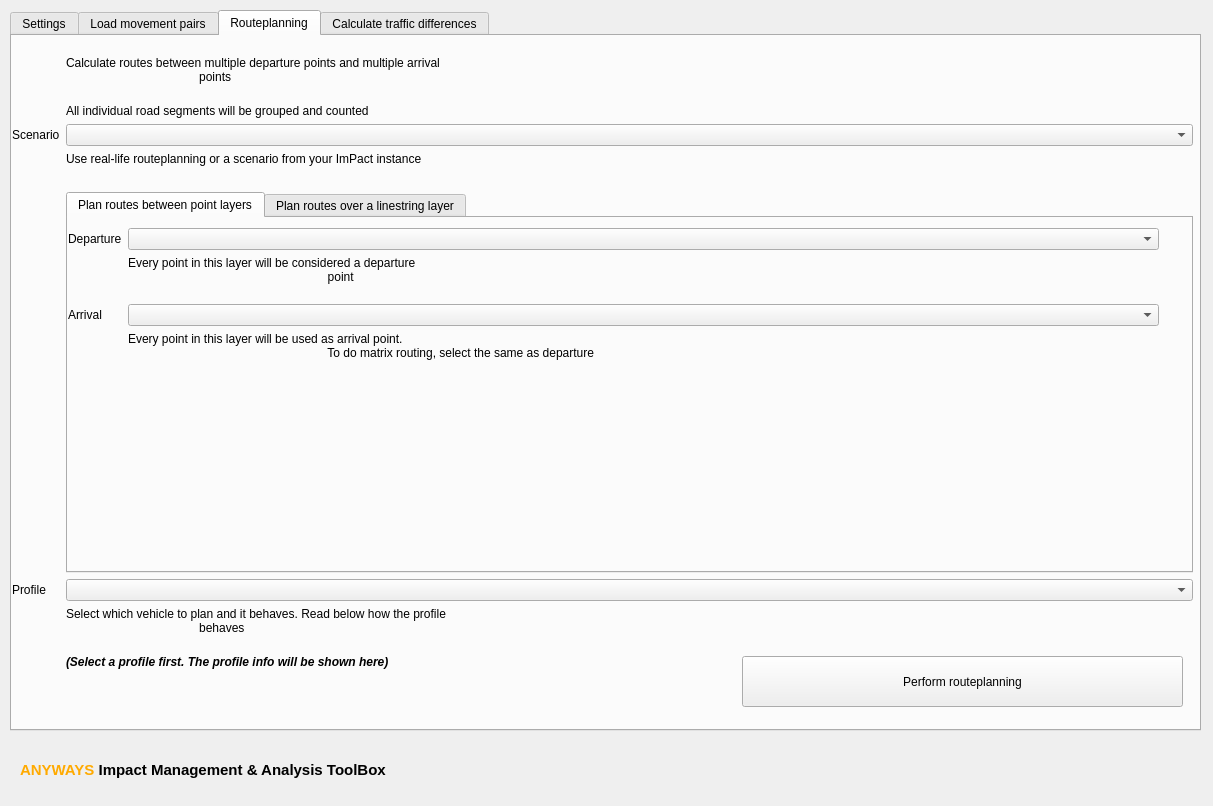
This is ImPact_toolbox_dialog_base.ui in anyways-open/impact-qgis-plugin as Qt 5 draws it before an edit. The edited form follows.
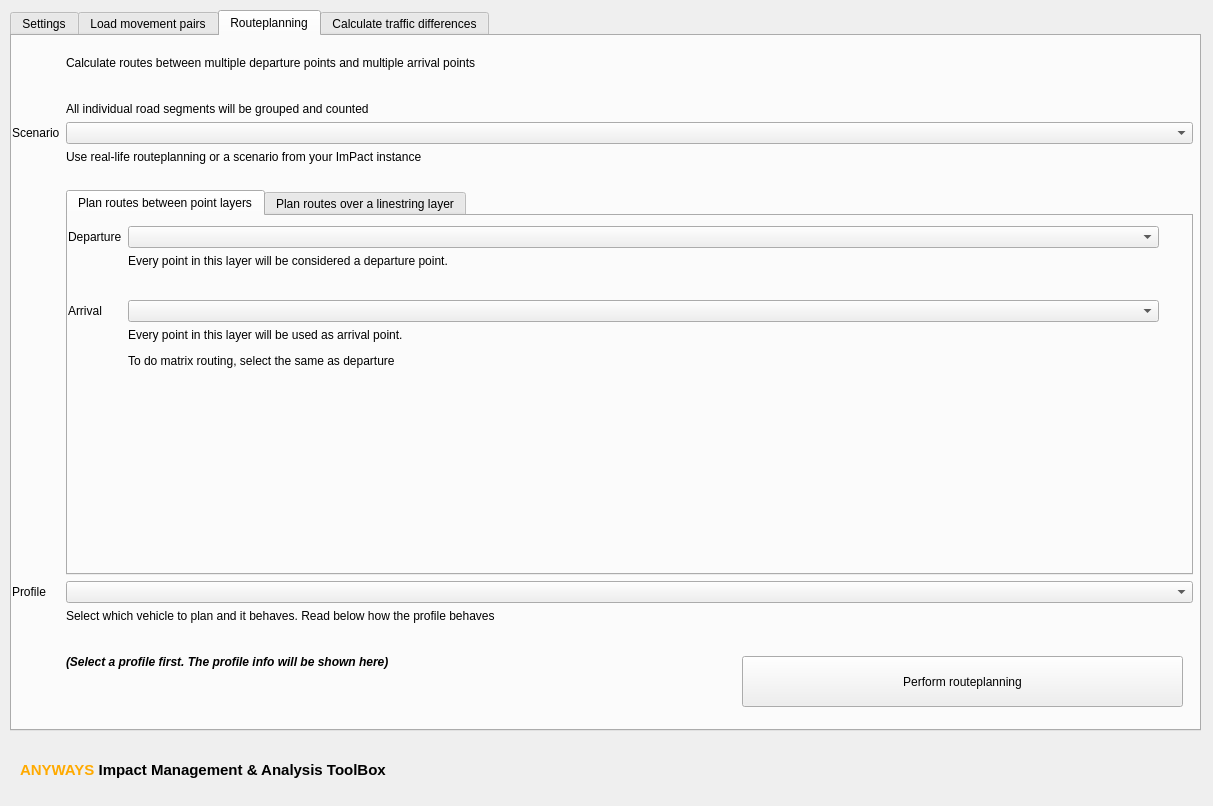
This is the edited form. The open tabs and pages were chosen to show the change. Custom widgets are drawn as their Qt base class.

Patch:
```diff
--- a/ImPact_toolbox_dialog_base.ui
+++ b/ImPact_toolbox_dialog_base.ui
@@ -400,9 +400,7 @@
       <item row="1" column="1">
        <widget class="QLabel" name="label_15">
         <property name="text">
-         <string>Calculate routes between multiple departure points and multiple arrival
-                                        points
-                                    </string>
+         <string>&lt;html&gt;&lt;head/&gt;&lt;body&gt;&lt;p&gt;Calculate routes between multiple departure points and multiple arrival points&lt;/p&gt;&lt;p/&gt;&lt;/body&gt;&lt;/html&gt;</string>
         </property>
        </widget>
       </item>
@@ -450,9 +448,7 @@
       <item row="8" column="1">
        <widget class="QLabel" name="label_10">
         <property name="text">
-         <string>Select which vehicle to plan and it behaves. Read below how the profile
-                                        behaves
-                                    </string>
+         <string>&lt;html&gt;&lt;head/&gt;&lt;body&gt;&lt;p&gt;Select which vehicle to plan and it behaves. Read below how the profile behaves&lt;/p&gt;&lt;p/&gt;&lt;/body&gt;&lt;/html&gt;</string>
         </property>
        </widget>
       </item>
@@ -514,9 +510,7 @@
            <item row="1" column="1">
             <widget class="QLabel" name="label_12">
              <property name="text">
-              <string>Every point in this layer will be considered a departure
-                                                            point
-                                                        </string>
+              <string>&lt;html&gt;&lt;head/&gt;&lt;body&gt;&lt;p&gt;Every point in this layer will be considered a departure point.&lt;/p&gt;&lt;p/&gt;&lt;/body&gt;&lt;/html&gt;</string>
              </property>
             </widget>
            </item>
@@ -533,9 +527,7 @@
            <item row="3" column="1">
             <widget class="QLabel" name="label_14">
              <property name="text">
-              <string>Every point in this layer will be used as arrival point.
-                                                            To do matrix routing, select the same as departure
-                                                        </string>
+              <string>&lt;html&gt;&lt;head/&gt;&lt;body&gt;&lt;p&gt;Every point in this layer will be used as arrival point.&lt;/p&gt;&lt;p&gt;To do matrix routing, select the same as departure&lt;/p&gt;&lt;p/&gt;&lt;/body&gt;&lt;/html&gt;</string>
              </property>
             </widget>
            </item>
```
Left out of the diff: 23 changed lines with no effect on the pictures.
